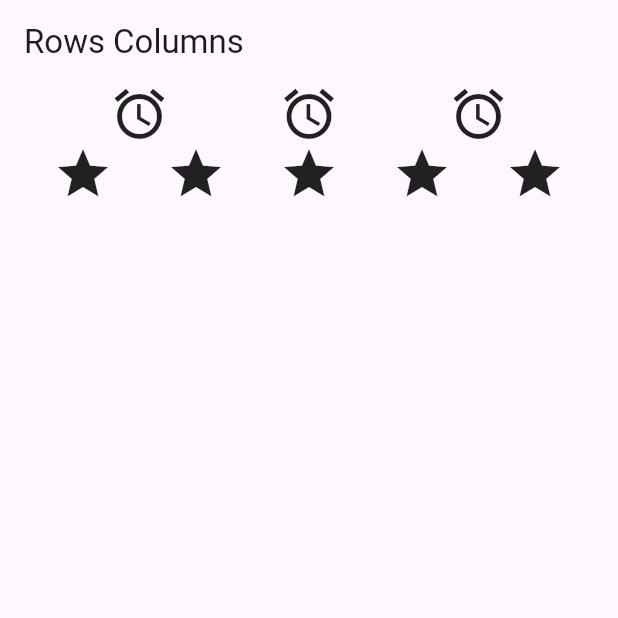
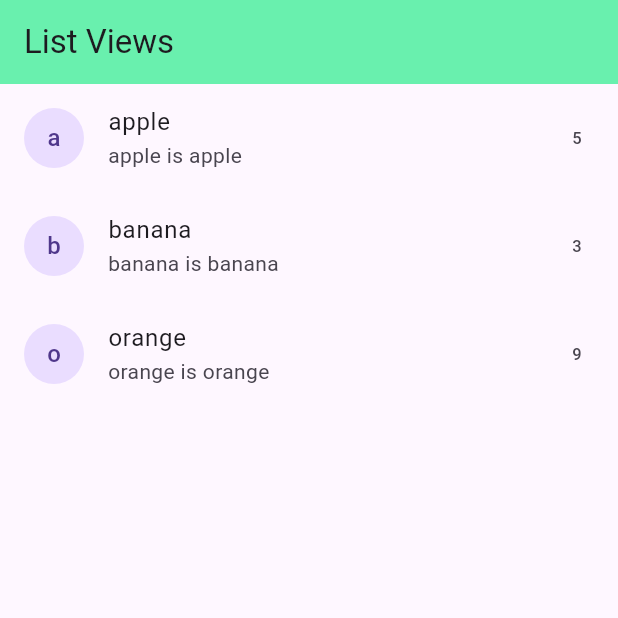
Before and after one commit to systemry420/first-flutter-app, a Flutter app: the screen it shows after launch, on a phone screen of 412 x 824 dp, the top half of it. Run offline on Flutter 3.47's test engine with Material 3 defaults, Android fonts, the phone set to English and light mode, and no system bars.

Commit message:
static and dynamic Listview

```diff
--- /dev/null
+++ b/lib/Screens/ListViews.dart
@@ -0,0 +1,60 @@
+import 'package:flutter/material.dart';
+
+class ListViews extends StatelessWidget {
+  ListViews({super.key});
+
+  List<String> products = ['apple', 'banana', 'orange'];
+  List<String> productsDetails = ['apple is apple', 'banana is banana', 'orange is orange'];
+  List<int> productsPrice = [5, 3, 9];
+
+  @override
+  Widget build(BuildContext context) {
+    return Scaffold(
+      appBar: AppBar(
+        title: Text('List Views'),
+        backgroundColor: Colors.greenAccent,
+      ),
+      body: Container(
+        child: ListView.builder(
+          itemCount: products.length,
+          itemBuilder: (context, index) {
+            return ListTile(
+              title: Text(products[index]),
+              subtitle: Text(productsDetails[index]),
+              trailing: Text(productsPrice[index].toString()),
+              leading: CircleAvatar(child: Text(products[index][0]),),
+            );
+          }
+        )
+        /* ListView(
+          padding: EdgeInsets.all(11),
+            children: [
+              ListTile(
+                leading: Icon(Icons.alarm),
+                title: Text('tile 1'),
+                subtitle: Text('Subtitle'),
+                trailing: Text('444'),
+                onTap: () {},
+                tileColor: Colors.redAccent.shade100,
+              ),
+              ListTile(
+                leading: Icon(Icons.alarm),
+                title: Text('tile 1'),
+                subtitle: Text('Subtitle'),
+                trailing: Text('444'),
+                onTap: () {},
+              ),
+              ListTile(
+                leading: Icon(Icons.alarm),
+                title: Text('tile 1'),
+                subtitle: Text('Subtitle'),
+                trailing: Text('444'),
+                onTap: () {},
+                tileColor: Colors.redAccent.shade100,
+              ),
+            ],
+          ), */
+      )
+    );
+  }
+}
--- a/lib/main.dart
+++ b/lib/main.dart
@@ -2,6 +2,8 @@ import 'package:app/Screens/Dashboard.dart';
 import 'package:app/Screens/Buttons.dart';
 import 'package:app/Screens/RowsColumns.dart';
 import 'package:flutter/material.dart';
+
+import 'Screens/ListViews.dart';
 
 void main() => runApp(const MyApp());
 
@@ -12,7 +14,7 @@ class MyApp extends StatelessWidget {
   Widget build(BuildContext context) {
     return MaterialApp(
       title: 'First Flutter App',
-      home: RowsColumns(),
+      home: ListViews(),
       debugShowCheckedModeBanner: false,
     );
   }
```
